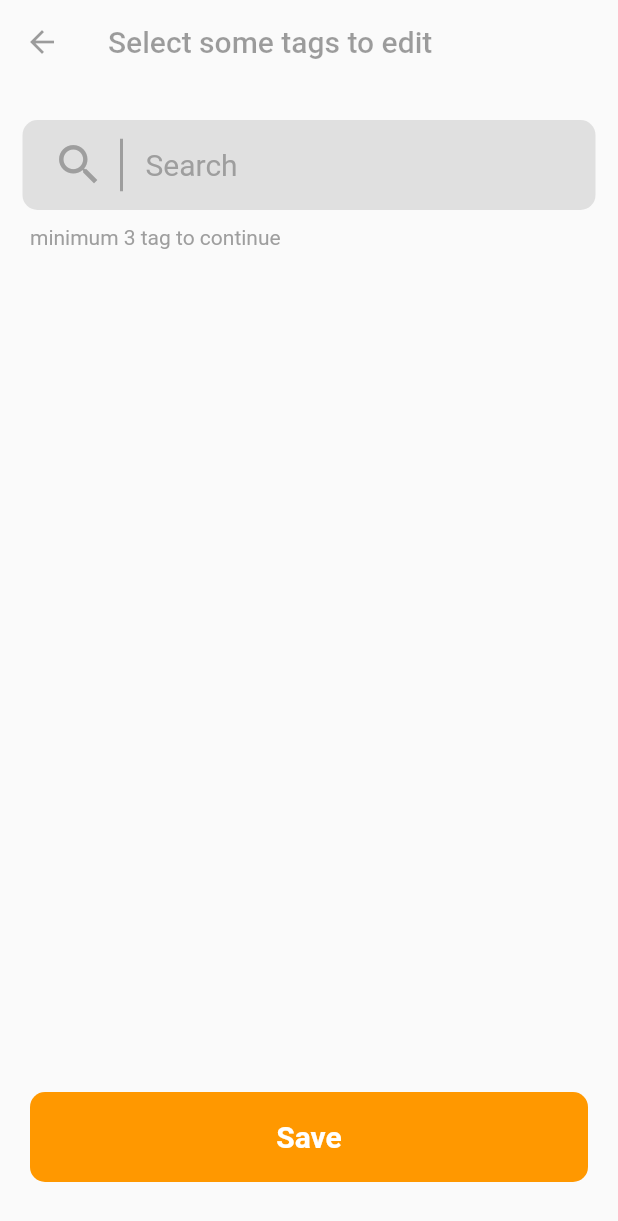
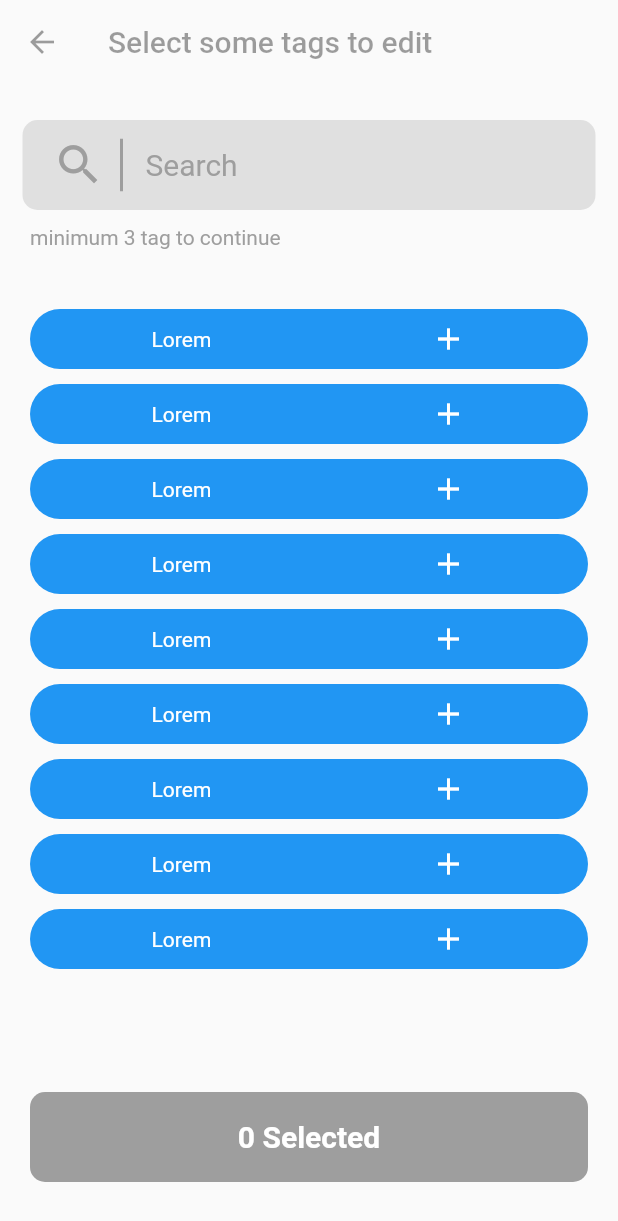
Before and after one commit to CaioCesarLima/select_animate, a Flutter app: the screen it shows after launch, on a phone screen of 412 x 824 dp. Shown: the top 1221 px of the screen. Run offline on Flutter 3.47's test engine with Material 2 defaults, Android fonts, the phone set to English and light mode, and no system bars; our stand-ins replace flutter_mobx, get_it, mobx; generated files the repository leaves out were written again.

Commit message:
added mobx and Wrap Widget with List of option and options selected

```diff
--- /dev/null
+++ b/lib/home_controller.dart
@@ -0,0 +1,32 @@
+import 'package:mobx/mobx.dart';
+import 'package:select_animation/option_model.dart';
+
+// Include generated file
+part 'home_controller.g.dart';
+
+// This is the class used by rest of your codebase
+class HomeController = HomeControllerBase with _$HomeController;
+
+// The store-class
+abstract class HomeControllerBase with Store {
+  HomeControllerBase();
+
+  @observable
+  List<OptionModel> optionList = [
+    OptionModel(id: 1, selected: false, optionName: 'Lorem'),
+    OptionModel(id: 2, selected: false, optionName: 'Lorem'),
+    OptionModel(id: 3, selected: false, optionName: 'Lorem'),
+    OptionModel(id: 4, selected: false, optionName: 'Lorem'),
+    OptionModel(id: 5, selected: false, optionName: 'Lorem'),
+    OptionModel(id: 6, selected: false, optionName: 'Lorem'),
+    OptionModel(id: 7, selected: false, optionName: 'Lorem'),
+    OptionModel(id: 8, selected: false, optionName: 'Lorem'),
+    OptionModel(id: 9, selected: false, optionName: 'Lorem'),
+  ].asObservable();
+
+  @computed
+  List<OptionModel> get selectedOptions => optionList.where((element) => element.selected == true).toList();
+
+  @observable
+  bool done = false;
+}
--- a/lib/main.dart
+++ b/lib/main.dart
@@ -1,6 +1,14 @@
 import 'package:flutter/material.dart';
+import 'package:flutter_mobx/flutter_mobx.dart';
+import 'package:get_it/get_it.dart';
 
-void main() => runApp(MyApp());
+import 'home_controller.dart';
+
+void main() {
+  GetIt getIt = GetIt.I;
+  getIt.registerSingleton<HomeController>(HomeController());
+  runApp(MyApp());
+}
 
 class MyApp extends StatelessWidget {
   @override
@@ -49,28 +57,39 @@ class _HomePageState extends State<HomePage> {
           _boxSearch(),
           Padding(
             padding: const EdgeInsets.only(top: 10, left: 20),
-            child: Text('minimum 3 tag to continue', style: TextStyle(color: Colors.grey[500]),),
-          )
+            child: Text(
+              'minimum 3 tag to continue',
+              style: TextStyle(color: Colors.grey[500]),
+            ),
+          ),
+          _selectedsOptionsList(),
+          _optionsList(),
         ],
       ),
     );
   }
 
   Widget _floatActionButton() {
+    final controller = GetIt.I.get<HomeController>();
+    int listLength = controller.selectedOptions.length;
     return Padding(
       padding: const EdgeInsets.all(20.0),
       child: AnimatedContainer(
         height: 60,
         duration: Duration(milliseconds: 200),
         decoration: BoxDecoration(
-            color: Colors.orange, borderRadius: BorderRadius.circular(10)),
+          color: listLength<3 ? Colors.grey : Colors.orange,
+          borderRadius: BorderRadius.circular(10),
+        ),
         child: Center(
-          child: Text(
-            'Save',
-            style: TextStyle(
-                color: Colors.white, fontSize: 20, fontWeight: FontWeight.w600),
-          ),
-        ),
+            child: Observer(
+                builder: (BuildContext context) => Text(
+                      listLength < 3 ? '$listLength Selected' : 'Save',
+                      style: TextStyle(
+                          color: Colors.white,
+                          fontSize: 20,
+                          fontWeight: FontWeight.w600),
+                    ))),
       ),
     );
   }
@@ -120,4 +139,92 @@ class _HomePageState extends State<HomePage> {
       ),
     );
   }
+
+  Widget _selectedsOptionsList() {
+    final controller = GetIt.I.get<HomeController>();
+    return Padding(
+      padding: const EdgeInsets.only(top: 20, left: 20, right: 20),
+      child: Observer(builder: (_) {
+        return Wrap(
+          spacing: 10,
+          runSpacing: 10,
+          children: <Widget>[
+            ...controller.selectedOptions.map((option) {
+              return GestureDetector(
+                onTap: () {
+                  option.selectOption();
+                  print(option.selected);
+                },
+                child: Container(
+                  padding: EdgeInsets.all(8),
+                  decoration: BoxDecoration(
+                      color: option.selected ? Colors.grey[500] : Colors.orange,
+                      borderRadius: BorderRadius.circular(20)),
+                  child: Center(
+                    child: Row(
+                      mainAxisAlignment: MainAxisAlignment.spaceAround,
+                      children: <Widget>[
+                        Text(
+                          option.optionName,
+                          style: TextStyle(color: Colors.white),
+                        ),
+                        Icon(
+                          Icons.add,
+                          color: Colors.white,
+                        )
+                      ],
+                    ),
+                  ),
+                ),
+              );
+            }).toList()
+          ],
+        );
+      }),
+    );
+  }
+
+  Widget _optionsList() {
+    final controller = GetIt.I.get<HomeController>();
+    return Padding(
+      padding: const EdgeInsets.only(top: 20, left: 20, right: 20),
+      child: Observer(builder: (_) {
+        return Wrap(
+          spacing: 10,
+          runSpacing: 10,
+          children: <Widget>[
+            ...controller.optionList.map((option) {
+              return GestureDetector(
+                onTap: () {
+                  option.selectOption();
+                  print(option.selected);
+                },
+                child: Container(
+                  padding: EdgeInsets.all(8),
+                  decoration: BoxDecoration(
+                      color: option.selected ? Colors.grey[500] : Colors.blue,
+                      borderRadius: BorderRadius.circular(20)),
+                  child: Center(
+                    child: Row(
+                      mainAxisAlignment: MainAxisAlignment.spaceAround,
+                      children: <Widget>[
+                        Text(
+                          option.optionName,
+                          style: TextStyle(color: Colors.white),
+                        ),
+                        Icon(
+                          Icons.add,
+                          color: Colors.white,
+                        )
+                      ],
+                    ),
+                  ),
+                ),
+              );
+            }).toList()
+          ],
+        );
+      }),
+    );
+  }
 }
```
Also changed, not shown: lib/option_model.dart (added, +40 -0 lines), pubspec.yaml (+5 -7 lines), lib/home_controller.g.dart (added), lib/option_model.g.dart (added), pubspec.lock.
